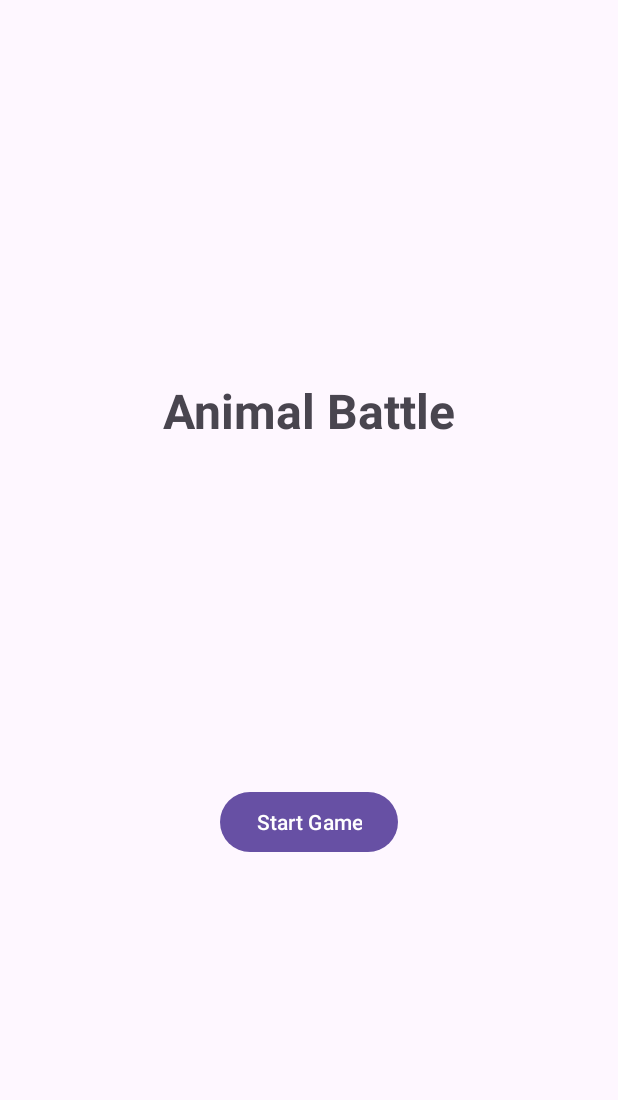
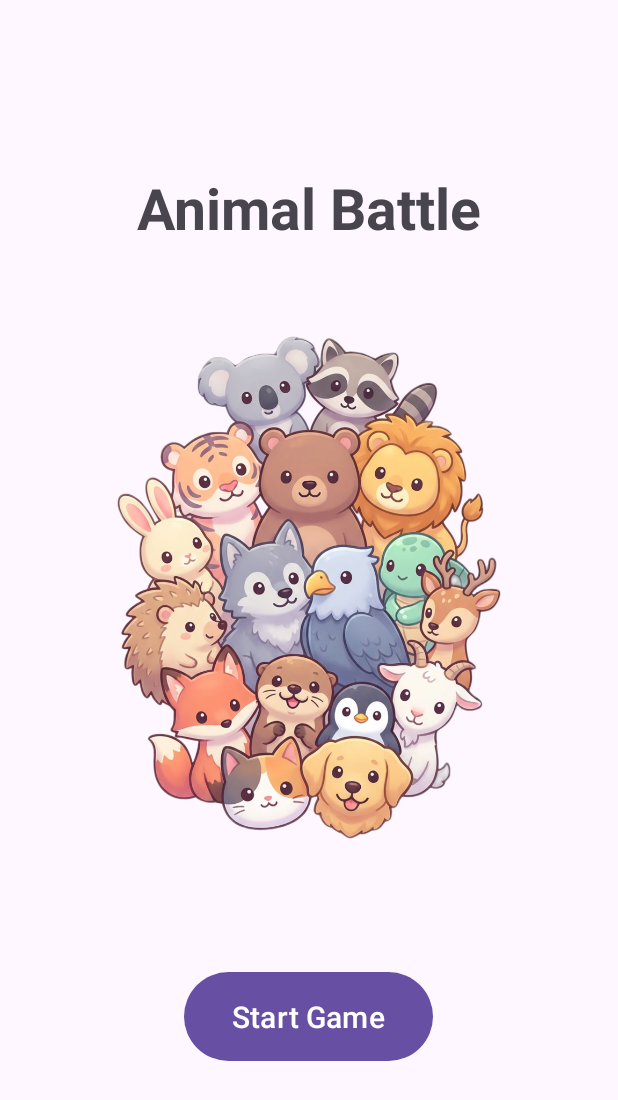
Before and after one commit to SoftLookingOtter/AnimalBattle, an Android app: the screen it shows after launch (MainActivity), on a phone screen of 412 x 824 dp. Shown: the top 1100 px of the screen. Run offline under Robolectric (Android 15) with nearby library versions, the phone set to English and light mode, and no system bars.

Commit message:
Start screen update: new hero image, cleaner layout, UI fixes

```diff
--- /dev/null
+++ b/app/src/main/res/anim/fade_in.xml
@@ -0,0 +1,6 @@
+<?xml version="1.0" encoding="utf-8"?>
+<alpha xmlns:android="http://schemas.android.com/apk/res/android"
+    android:duration="800"
+    android:fromAlpha="0.0"
+    android:toAlpha="1.0"
+    android:interpolator="@android:interpolator/accelerate_decelerate" />
--- a/app/src/main/res/layout/activity_main.xml
+++ b/app/src/main/res/layout/activity_main.xml
@@ -6,28 +6,49 @@
     android:layout_height="match_parent"
     android:padding="24dp">
 
+    <!-- Allt innehåll centrerat i mitten -->
+    <LinearLayout
+        android:id="@+id/content_container"
+        android:layout_width="0dp"
+        android:layout_height="wrap_content"
+        android:orientation="vertical"
+        android:gravity="center_horizontal"
+        app:layout_constraintTop_toTopOf="parent"
+        app:layout_constraintBottom_toBottomOf="parent"
+        app:layout_constraintStart_toStartOf="parent"
+        app:layout_constraintEnd_toEndOf="parent">
+
+        <!-- Titel -->
         <TextView
             android:id="@+id/text_title"
             android:layout_width="wrap_content"
             android:layout_height="wrap_content"
             android:text="Animal Battle"
-        android:textSize="32sp"
+            android:textSize="38sp"
             android:textStyle="bold"
-        app:layout_constraintBottom_toTopOf="@id/button_start_game"
-        app:layout_constraintEnd_toEndOf="parent"
-        app:layout_constraintStart_toStartOf="parent"
-        app:layout_constraintVertical_bias="0.4"
-        app:layout_constraintTop_toTopOf="parent" />
+            android:layout_marginBottom="20dp" />
 
+        <!-- Grupp-bild | nu STOR -->
+        <ImageView
+            android:id="@+id/iv_animals_group"
+            android:layout_width="420dp"
+            android:layout_height="420dp"
+            android:layout_marginBottom="40dp"
+            android:src="@drawable/animals_group"
+            android:scaleType="fitCenter"
+            android:adjustViewBounds="true"
+            android:contentDescription="@null" />
+
+        <!-- Start-knapp -->
         <Button
             android:id="@+id/button_start_game"
             android:layout_width="wrap_content"
             android:layout_height="wrap_content"
             android:text="Start Game"
-        app:layout_constraintTop_toBottomOf="@id/text_title"
-        app:layout_constraintStart_toStartOf="parent"
-        app:layout_constraintEnd_toEndOf="parent"
-        app:layout_constraintBottom_toBottomOf="parent"
-        app:layout_constraintVertical_bias="0.0"/>
+            android:paddingHorizontal="32dp"
+            android:paddingVertical="16dp"
+            android:textSize="20sp" />
+
+    </LinearLayout>
 
 </androidx.constraintlayout.widget.ConstraintLayout>
```
Also changed, not shown: app/src/main/res/anim/button_pop.xml (added, +12 -0 lines), app/src/main/res/drawable/round_mask.xml (+7 -2 lines), app/src/main/res/layout/activity_game.xml (+8 -8 lines), app/src/main/res/drawable/animals_group.png (added), app/src/main/res/drawable/player_bg_fantasy.jpg (added), app/src/main/res/drawable/player_bg_fantasy.png (deleted). Lines whose indentation alone changed are shown as unchanged.
